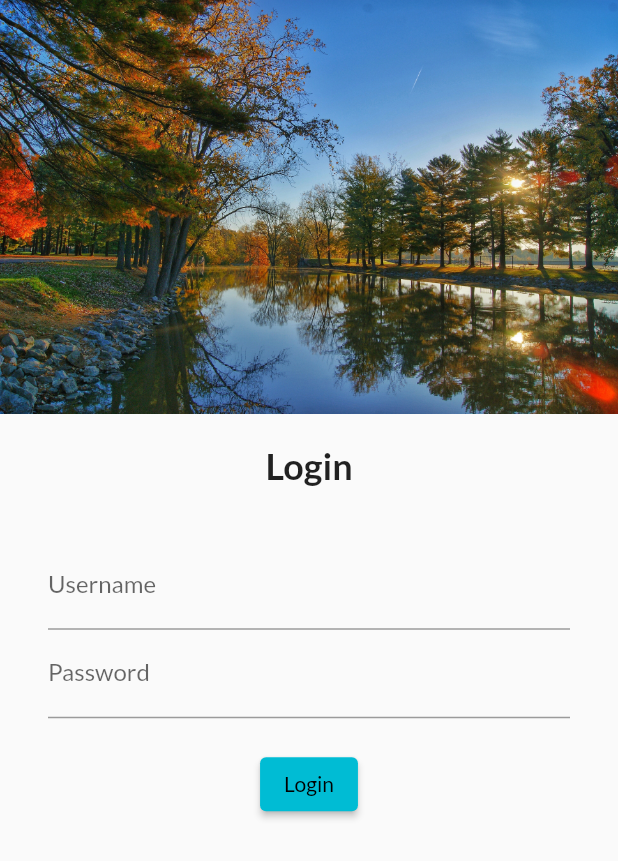
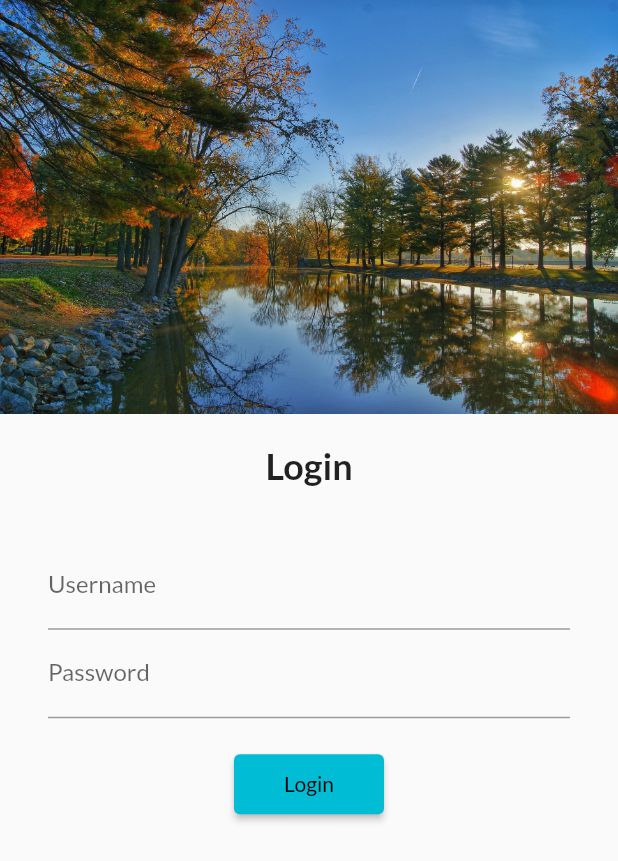
Before and after one commit to JspreetSingh/app_dev, a Flutter app: the screen it shows after launch, on a phone screen of 412 x 824 dp. Shown: the top 861 px of the screen. Run offline on Flutter 3.47's test engine with Material 2 defaults, Android fonts, the phone set to English and light mode, and no system bars; our stand-ins replace google_fonts.

Commit message:
day 6 commited

```diff
--- a/lib/main.dart
+++ b/lib/main.dart
@@ -1,6 +1,7 @@
 import 'package:flutter/material.dart';
 import 'package:flutter_application_2/pages/home_page';
 import 'package:flutter_application_2/pages/loginpage.dart';
+import 'package:flutter_application_2/utils/routes.dart';
 import 'package:google_fonts/google_fonts.dart';
 
 void main() {
@@ -26,8 +27,8 @@ class Myfirstapp extends StatelessWidget {
       initialRoute: "/",
       routes: {
         "/": (context) => const LoginPage(),
-        "/home": (context) => HomePage(),
-        "/login": (context) => const LoginPage(),
+        MyRoutes.homeRoute: (context) => HomePage(),
+        MyRoutes.loginRoute: (context) => const LoginPage(),
       },
     );
   }
--- a/lib/pages/loginpage.dart
+++ b/lib/pages/loginpage.dart
@@ -1,4 +1,5 @@
 import 'package:flutter/material.dart';
+import 'package:flutter_application_2/utils/routes.dart';
 
 class LoginPage extends StatelessWidget {
   const LoginPage({Key? key}) : super(key: key);
@@ -8,11 +9,13 @@ class LoginPage extends StatelessWidget {
   @override
   Widget build(BuildContext context) {
     return Material(
+      child: SingleChildScrollView(
         child: Column(
           children: [
             Image.asset(
               'assets/images/1.jpg',
               fit: BoxFit.cover,
+              //height: 600,
             ),
             const SizedBox(
               height: 20,
@@ -49,15 +52,17 @@ class LoginPage extends StatelessWidget {
                   ),
                   ElevatedButton(
                     onPressed: () {
-                    // ignore: avoid_print
-                    print("Hello friend");
+                      Navigator.pushNamed(context, MyRoutes.homeRoute);
                     },
                     child: const Text("Login"),
+                    style:
+                        TextButton.styleFrom(minimumSize: const Size(100, 40)),
                   )
                 ],
               ),
             )
           ],
+        ),
       ),
       // child: Center(
       //   child: Text(
--- /dev/null
+++ b/lib/utils/routes.dart
@@ -0,0 +1,4 @@
+class MyRoutes {
+  static String loginRoute = "/login";
+  static String homeRoute = "/home";
+}
--- a/pubspec.yaml
+++ b/pubspec.yaml
@@ -35,7 +35,7 @@ dependencies:
 # The following adds the Cupertino Icons font to your application.
 # Use with the CupertinoIcons class for iOS style icons.
   cupertino_icons: ^1.0.2
-#google_fonts: ^2.2.0
+
 
 dev_dependencies:
   flutter_test:
```
Also changed, not shown: flutter_01.png (added). Lines whose indentation alone changed are shown as unchanged.
